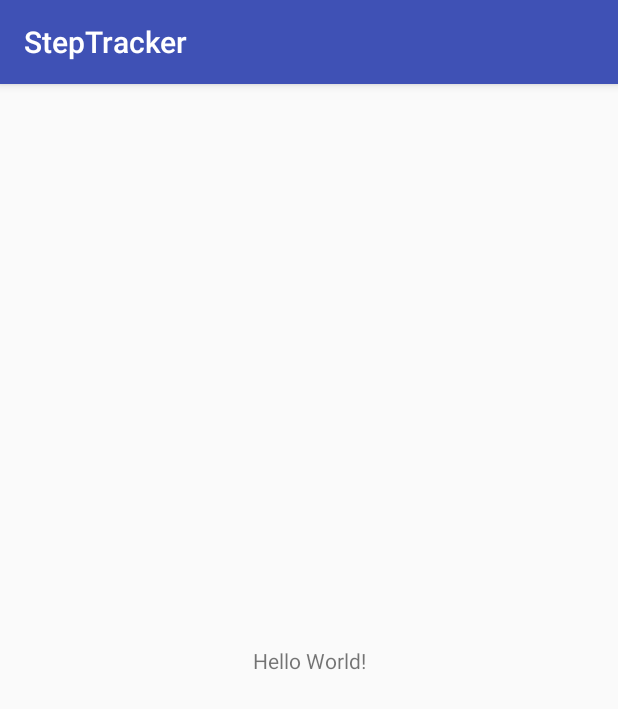
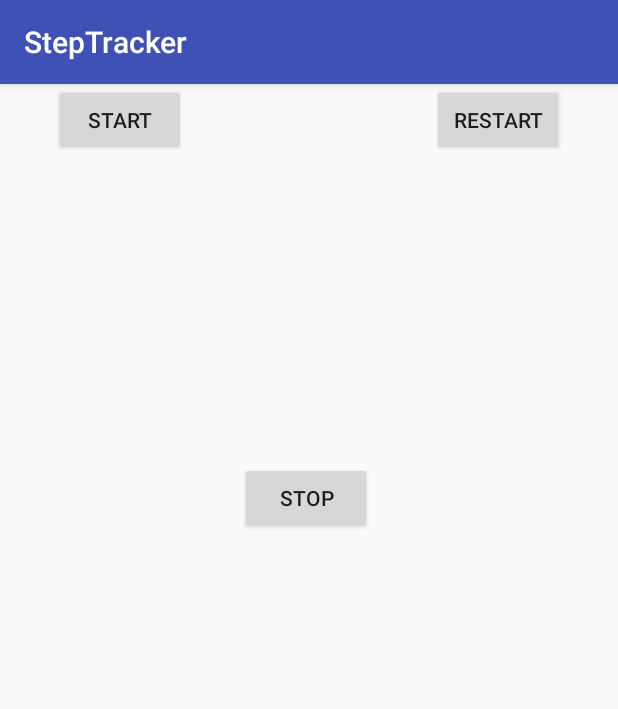
Before and after one commit to nimishbansal/StepTracker, an Android app: the screen it shows after launch (MainActivity), on a phone screen of 412 x 824 dp. Shown: the top 709 px of the screen. Run offline under Robolectric (Android 15) with nearby library versions, the phone set to English and light mode, and no system bars.

Commit message:
added buttons and getDistance function

```diff
--- a/app/src/main/java/com/example/nim/steptracker/MainActivity.kt
+++ b/app/src/main/java/com/example/nim/steptracker/MainActivity.kt
@@ -8,12 +8,22 @@ import android.os.Bundle
 class MainActivity : AppCompatActivity()
 {
 
+    fun getDistance(lat1: Double, lon1: Double, lat2: Double, lon2: Double): Double
+    {
+        val latA = Math.toRadians(lat1)
+        val lonA = Math.toRadians(lon1)
+        val latB = Math.toRadians(lat2)
+        val lonB = Math.toRadians(lon2)
+        val cosAng = Math.cos(latA) * Math.cos(latB) * Math.cos(lonB - lonA) + Math.sin(latA) * Math.sin(latB)
+        val ang = Math.acos(cosAng)
+        return ang * 6371
+    }
     override fun onCreate(savedInstanceState: Bundle?)
     {
         super.onCreate(savedInstanceState)
         setContentView(R.layout.activity_main)
         var locationManager:LocationManager = getSystemService(Context.LOCATION_SERVICE) as LocationManager
-        val minimum_time_between_updates = 1L
+        val minimum_time_between_updates = 0L
         val minimum_distance_between_updates = 0.0f
 
         var myListener:MyLocationListener = MyLocationListener()
--- a/app/src/main/res/layout/activity_main.xml
+++ b/app/src/main/res/layout/activity_main.xml
@@ -6,13 +6,39 @@
     android:layout_height="match_parent"
     tools:context="com.example.nim.steptracker.MainActivity">
 
-    <TextView
+    <Button
+        android:id="@+id/start"
         android:layout_width="wrap_content"
         android:layout_height="wrap_content"
-        android:text="Hello World!"
-        app:layout_constraintBottom_toBottomOf="parent"
-        app:layout_constraintLeft_toLeftOf="parent"
-        app:layout_constraintRight_toRightOf="parent"
+        android:layout_marginEnd="8dp"
+        android:layout_marginStart="8dp"
+        android:text="Start"
+        app:layout_constraintEnd_toStartOf="@+id/button2"
+        app:layout_constraintHorizontal_bias="0.5"
+        app:layout_constraintStart_toStartOf="parent"
+        tools:layout_editor_absoluteY="252dp" />
+
+    <Button
+        android:id="@+id/button2"
+        android:layout_width="wrap_content"
+        android:layout_height="wrap_content"
+        android:layout_marginTop="252dp"
+        android:text="Stop"
+        app:layout_constraintEnd_toStartOf="@+id/button3"
+        app:layout_constraintHorizontal_bias="0.5"
+        app:layout_constraintStart_toEndOf="@+id/start"
         app:layout_constraintTop_toTopOf="parent" />
 
+    <Button
+        android:id="@+id/button3"
+        android:layout_width="wrap_content"
+        android:layout_height="wrap_content"
+        android:layout_marginEnd="8dp"
+        android:layout_marginStart="12dp"
+        android:text="Restart"
+        app:layout_constraintEnd_toEndOf="parent"
+        app:layout_constraintHorizontal_bias="0.5"
+        app:layout_constraintStart_toEndOf="@+id/button2"
+        tools:layout_editor_absoluteY="252dp" />
+
 </android.support.constraint.ConstraintLayout>
```
